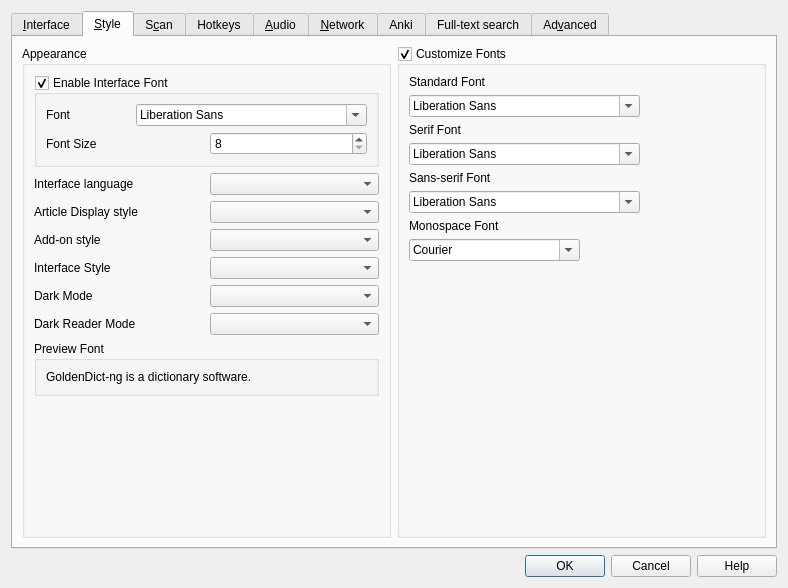
Qt form src/ui/preferences.ui (xiaoyifang/goldendict-ng) before a commit.
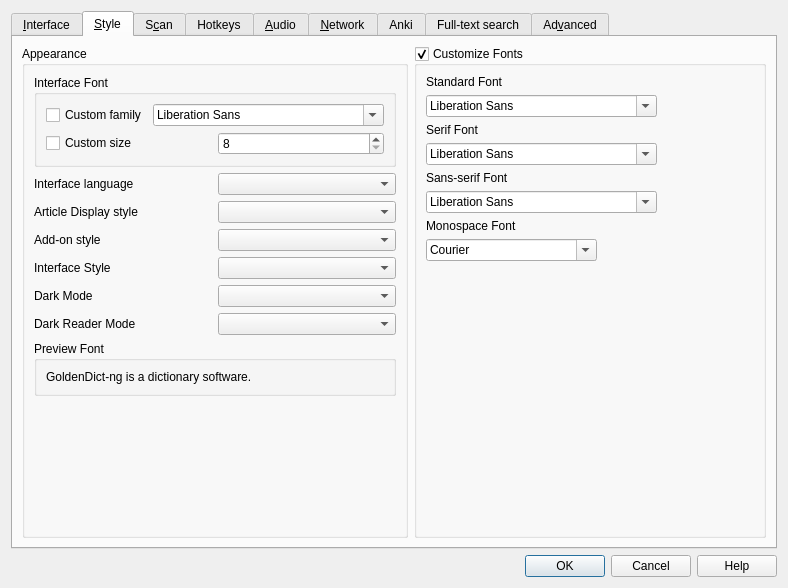
The same form after that commit. The open tabs and pages were chosen to show the change. Icons and pictures are not drawn.

Commit message: fix: split interface font toggles and migrate legacy configs (#3213)

What changed in the file:
```diff
--- a/src/ui/preferences.ui
+++ b/src/ui/preferences.ui
@@ -313,18 +313,15 @@
             <item>
              <widget class="QGroupBox" name="enableInterfaceFont">
               <property name="title">
-               <string>Enable Interface Font</string>
-              </property>
-              <property name="checkable">
-               <bool>true</bool>
+               <string>Interface Font</string>
               </property>
               <layout class="QVBoxLayout" name="verticalLayout_23">
                <item>
                 <layout class="QHBoxLayout" name="horizontalLayout_17">
                  <item>
-                  <widget class="QLabel" name="label_29">
+                  <widget class="QCheckBox" name="enableInterfaceFontFamily">
                    <property name="text">
-                    <string>Font</string>
+                    <string>Custom family</string>
                    </property>
                   </widget>
                  </item>
@@ -336,9 +333,9 @@
                <item>
                 <layout class="QHBoxLayout" name="horizontalLayout_19">
                  <item>
-                  <widget class="QLabel" name="label_30">
+                  <widget class="QCheckBox" name="enableInterfaceFontSize">
                    <property name="text">
-                    <string>Font Size</string>
+                    <string>Custom size</string>
                    </property>
                   </widget>
                  </item>
```
Left out of the diff: 2 changed lines with no effect on the pictures. The commit also changes 6 other files.
